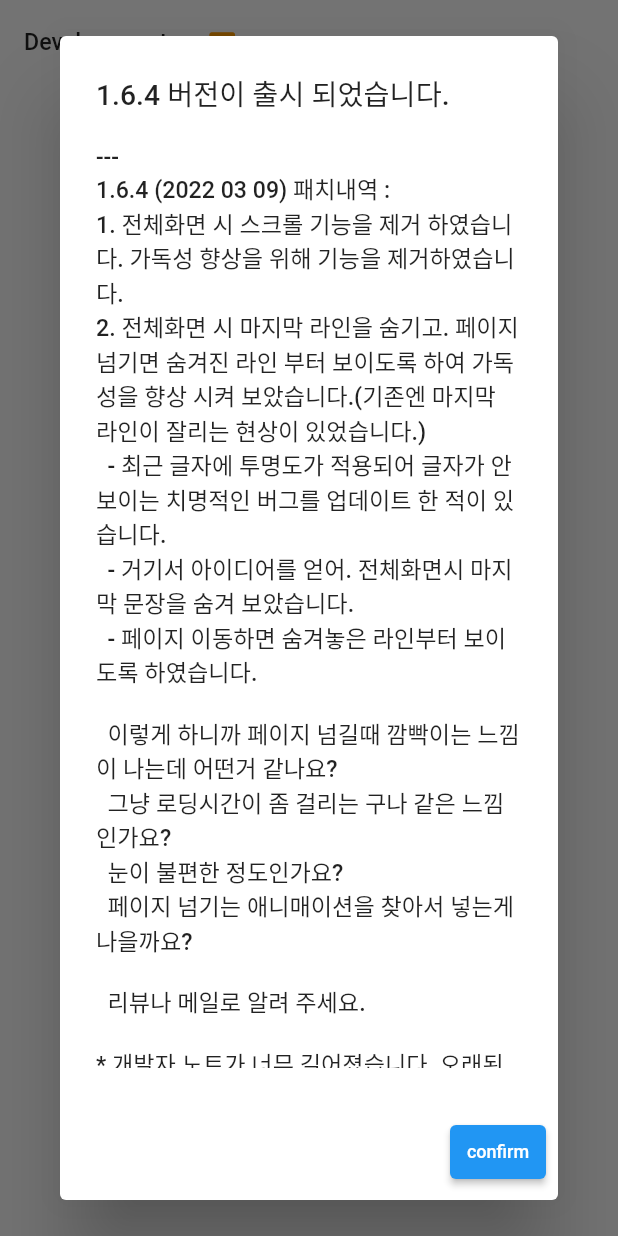
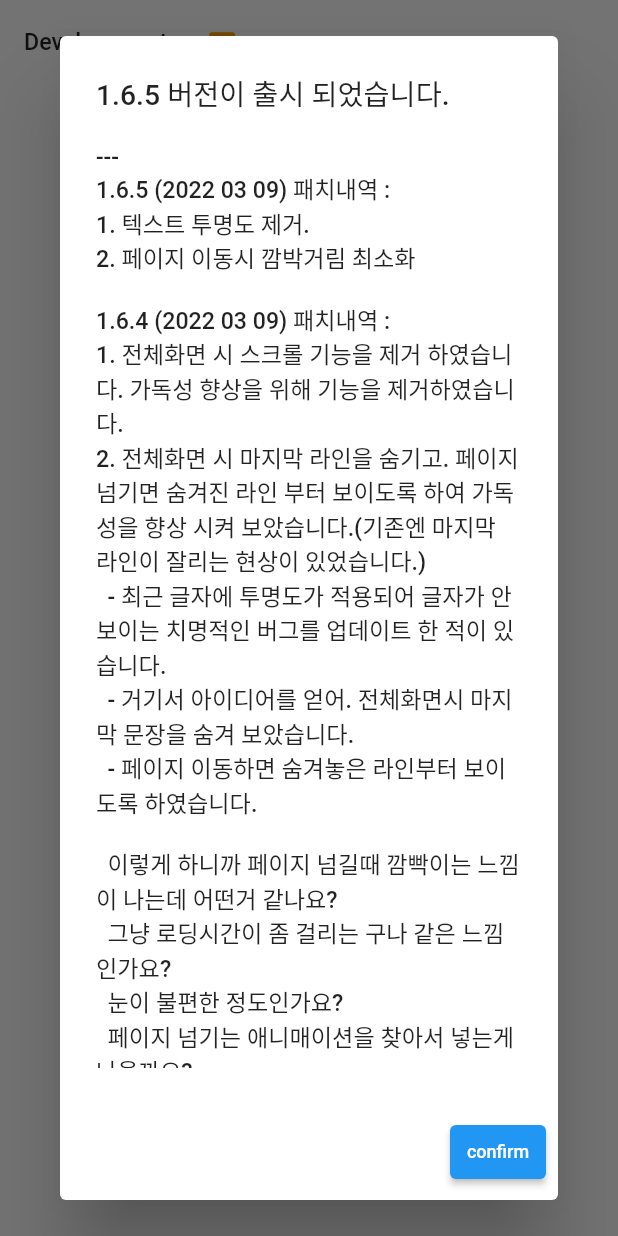
Before and after one commit to ODANUS/openTextView, a Flutter app: the DeveloperNotes widget shown alone on an empty page, opened directly, after a tap on "Developer notes", on a phone screen of 412 x 824 dp. Run offline on Flutter 3.47's test engine with Material 2 defaults, Android fonts, the phone set to English and light mode, and no system bars; our stand-ins replace audio_service, dio, file_picker, flutter_colorpicker, flutter_screenutil, flutter_slidable and 12 more; missing offline and left inert: audio_session, charset_converter, epubx, flutter_charset_detector, flutter_file_dialog, googleapis; accounts and stored records are empty; generated files the repository leaves out were written again; network calls fail; project files that could hold a hidden picture were left out.

Commit message:
텍스트 투명도 제거

```diff
--- a/lib/component/option_developer_notes.dart
+++ b/lib/component/option_developer_notes.dart
@@ -18,6 +18,10 @@ class DeveloperNotes extends GetView<BoxCtl> {
   final ctl = Get.put(DeveloperNotesCtl());
   final String content = """
 ---
+1.6.5 (2022 03 09) 패치내역 :
+1. 텍스트 투명도 제거.
+2. 페이지 이동시 깜박거림 최소화
+
 1.6.4 (2022 03 09) 패치내역 :
 1. 전체화면 시 스크롤 기능을 제거 하였습니다. 가독성 향상을 위해 기능을 제거하였습니다.
 2. 전체화면 시 마지막 라인을 숨기고. 페이지 넘기면 숨겨진 라인 부터 보이도록 하여 가독성을 향상 시켜 보았습니다.(기존엔 마지막 라인이 잘리는 현상이 있었습니다.)
--- a/lib/component/option_ui.dart
+++ b/lib/component/option_ui.dart
@@ -5,7 +5,7 @@ import 'package:open_textview/box_ctl.dart';
 import 'package:open_textview/component/readpage_overlay.dart';
 
 class OptionUI extends GetView<BoxCtl> {
-  openColorPicker(int colorData, Function(Color) fn) {
+  openColorPicker(int colorData, Function(Color) fn, {bool balpha = true}) {
     Get.dialog(
       AlertDialog(
         titlePadding: const EdgeInsets.all(0),
@@ -26,7 +26,7 @@ class OptionUI extends GetView<BoxCtl> {
             onColorChanged: (c) {
               fn(c);
             },
-            enableAlpha: true,
+            enableAlpha: balpha ,
             displayThumbColor: true,
           ),
         ),
@@ -68,7 +68,7 @@ class OptionUI extends GetView<BoxCtl> {
                             : controller.setting.value.fontColor, (c) {
                       controller.setting.value.fontColor = c.value;
                       controller.setting.refresh();
-                    });
+                    }, balpha : false);
                   },
                   leading: Container(
                       width: 30,
--- a/lib/pages/read_page.dart
+++ b/lib/pages/read_page.dart
@@ -166,9 +166,11 @@ class ReadPage extends GetView<BoxCtl> {
                                             style: TextStyle(
                                               color: controller
                                                           .bFullScreen.value &&
-                                                      controller.max <= idx
+                                                      controller.max <= idx&&
+                                                      controller.max+2 >= idx
+
                                                   ? Colors.transparent
-                                                  : textcolor,
+                                                  : textcolor.withOpacity(1),
                                               fontSize: controller
                                                   .setting.value.fontSize
                                                   .toDouble(),
--- a/pubspec.yaml
+++ b/pubspec.yaml
@@ -15,7 +15,7 @@ publish_to: 'none' # Remove this line if you wish to publish to pub.dev
 # In iOS, build-name is used as CFBundleShortVersionString while build-number used as CFBundleVersion.
 # Read more about iOS versioning at
 # https://developer.apple.com/library/archive/documentation/General/Reference/InfoPlistKeyReference/Articles/CoreFoundationKeys.html
-version: 1.6.4+64
+version: 1.6.5+65
 
 environment:
   sdk: ">=2.15.0 <3.0.0"
```
Also changed, not shown: 1 other file.
